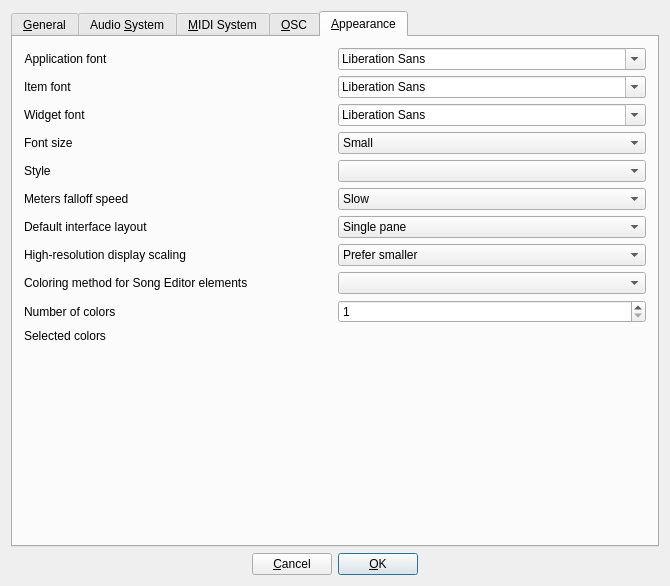
This is src/gui/src/PreferencesDialog_UI.ui in hydrogen-music/hydrogen as Qt 5 draws it before an edit. The edited form follows.
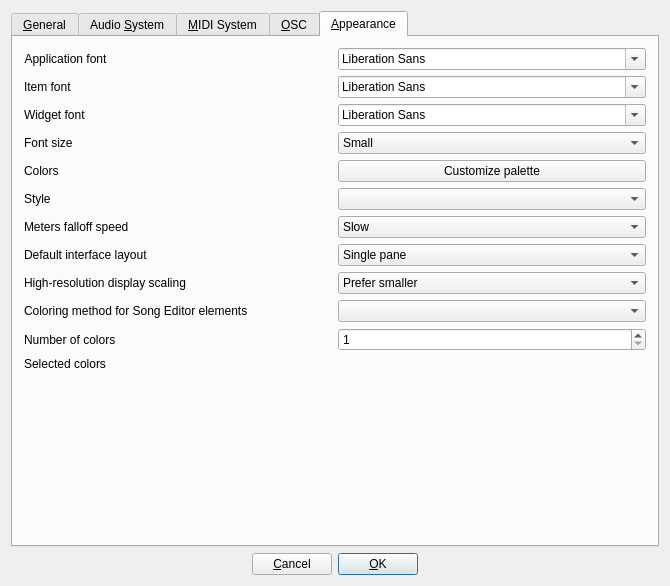
This is the edited form. The open tabs and pages were chosen to show the change. Custom widgets are drawn as their Qt base class.

Commit message: expose colors in PreferencesDialog

The edit to the form file:
```diff
--- a/src/gui/src/PreferencesDialog_UI.ui
+++ b/src/gui/src/PreferencesDialog_UI.ui
@@ -1019,7 +1019,7 @@
            </property>
           </widget>
          </item>
-         <item row="4" column="1">
+         <item row="5" column="1">
           <widget class="QComboBox" name="styleComboBox"/>
          </item>
          <item row="2" column="1">
@@ -1064,13 +1064,27 @@
            </property>
           </widget>
          </item>
-         <item row="4" column="0">
+         <item row="5" column="0">
           <widget class="QLabel" name="textLabel1_4">
            <property name="text">
             <string>Style</string>
            </property>
           </widget>
          </item>
+         <item row="4" column="0">
+          <widget class="QLabel" name="label_4">
+           <property name="text">
+            <string>Colors</string>
+           </property>
+          </widget>
+         </item>
+         <item row="4" column="1">
+          <widget class="QPushButton" name="customizePalette">
+           <property name="text">
+            <string>Customize palette</string>
+           </property>
+          </widget>
+         </item>
         </layout>
        </item>
        <item>
```
The commit also changes 62 other files.
